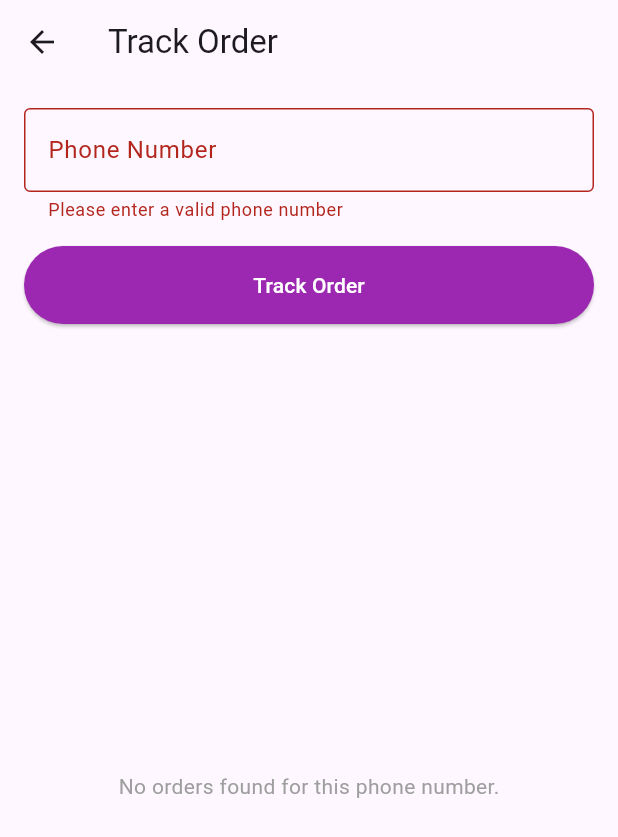
After one commit to Fardeenhimself/flutter_treatos, a Flutter app: the TrackOrderScreen screen opened directly, after a tap on "Track Order", on a phone screen of 412 x 824 dp. The commit adds this screen. Shown: the top 837 px of the screen. Run offline on Flutter 3.47's test engine with Material 3 defaults, Android fonts, the phone set to English and light mode, and no system bars; our stand-ins replace carousel_slider, flutter_riverpod, font_awesome_flutter, persistent_bottom_nav_bar, sqflite; accounts and stored records are empty; network calls fail.

Commit message:
order going to db and tracking order completed

```diff
--- /dev/null
+++ b/lib/models/order.dart
@@ -0,0 +1,98 @@
+class Order {
+  final String? orderId;
+  final String phone;
+  final String name;
+  final String address;
+  final double subtotal;
+  final String shippingMethod;
+  final double shippingCost;
+  final double total;
+  final String? notes;
+  final List<OrderProduct> products;
+  final String? status;
+  final String? createdAt;
+
+  Order({
+    this.orderId,
+    required this.phone,
+    required this.name,
+    required this.address,
+    required this.subtotal,
+    required this.shippingMethod,
+    required this.shippingCost,
+    required this.total,
+    this.notes,
+    required this.products,
+    this.status,
+    this.createdAt,
+  });
+
+  Map<String, dynamic> toJson() {
+    return {
+      'phone': phone,
+      'name': name,
+      'address': address,
+      'subtotal': subtotal,
+      'shipping_method': shippingMethod,
+      'shipping_cost': shippingCost,
+      'total': total,
+      'notes': notes,
+      'products': products.map((product) => product.toJson()).toList(),
+    };
+  }
+
+  factory Order.fromJson(Map<String, dynamic> json) {
+    return Order(
+      orderId: json['id']?.toString(),
+      phone: json['phone'] ?? '', // Or make nullable in the model
+      name: json['name'] ?? '',
+      address: json['address'] ?? '',
+      subtotal: double.tryParse(json['subtotal'].toString()) ?? 0.0,
+      shippingMethod: json['shipping_method'] ?? '',
+      shippingCost: double.tryParse(json['shipping_cost'].toString()) ?? 0.0,
+      total: double.tryParse(json['total'].toString()) ?? 0.0,
+      notes: json['notes'],
+      products: (json['products'] as List<dynamic>? ?? [])
+          .map((p) => OrderProduct.fromJson(p))
+          .toList(),
+      status: json['status'],
+      createdAt: json['created_at'],
+    );
+  }
+}
+
+class OrderProduct {
+  final String id;
+  final String productName;
+  final int quantity;
+  final double salePrice;
+  final double totalPrice;
+
+  OrderProduct({
+    required this.id,
+    required this.productName,
+    required this.quantity,
+    required this.salePrice,
+    required this.totalPrice,
+  });
+
+  Map<String, dynamic> toJson() {
+    return {
+      'id': id,
+      'product_name': productName,
+      'quantity': quantity,
+      'sale_price': salePrice,
+      'total_price': totalPrice,
+    };
+  }
+
+  factory OrderProduct.fromJson(Map<String, dynamic> json) {
+    return OrderProduct(
+      id: json['id']?.toString() ?? '', // fallback
+      productName: json['product_name'] ?? '',
+      quantity: int.tryParse(json['quantity'].toString()) ?? 0,
+      salePrice: double.tryParse(json['price'].toString()) ?? 0.0,
+      totalPrice: double.tryParse(json['total'].toString()) ?? 0.0,
+    );
+  }
+}
--- a/lib/providers/api_provider.dart
+++ b/lib/providers/api_provider.dart
@@ -1,6 +1,7 @@
 import 'package:flutter/cupertino.dart';
 import 'package:flutter_riverpod/flutter_riverpod.dart';
 import 'package:treatos_bd/models/category.dart';
+import 'package:treatos_bd/models/order.dart';
 import 'package:treatos_bd/models/product.dart';
 import 'package:treatos_bd/services/api_service.dart';
 
@@ -103,3 +104,53 @@ final searchProductsProvider =
         categoryId: categoryId,
       );
     });
+
+// For placing order
+final orderPlacementProvider =
+    StateNotifierProvider<OrderPlacementNotifier, AsyncValue<void>>((ref) {
+      return OrderPlacementNotifier();
+    });
+
+class OrderPlacementNotifier extends StateNotifier<AsyncValue<void>> {
+  OrderPlacementNotifier() : super(const AsyncValue.data(null));
+
+  Future<bool> placeOrder(Order order) async {
+    state = const AsyncValue.loading();
+
+    try {
+      await ApiService.placeOrder(order);
+      state = const AsyncValue.data(null);
+      return true;
+    } catch (error, stackTrace) {
+      state = AsyncValue.error(error, stackTrace);
+      return false;
+    }
+  }
+}
+
+// For tracking order
+final orderTrackingProvider =
+    StateNotifierProvider<OrderTrackingNotifier, AsyncValue<List<Order>>>((
+      ref,
+    ) {
+      return OrderTrackingNotifier();
+    });
+
+class OrderTrackingNotifier extends StateNotifier<AsyncValue<List<Order>>> {
+  OrderTrackingNotifier() : super(const AsyncValue.data([]));
+
+  Future<void> trackOrder(String phone) async {
+    state = const AsyncValue.loading();
+
+    try {
+      final orders = await ApiService.trackOrder(phone);
+      state = AsyncValue.data(orders);
+    } catch (error, stackTrace) {
+      state = AsyncValue.error(error, stackTrace);
+    }
+  }
+
+  void clearTracking() {
+    state = const AsyncValue.data([]);
+  }
+}
--- a/lib/screens/cart_screen.dart
+++ b/lib/screens/cart_screen.dart
@@ -16,6 +16,7 @@ class CartScreen extends ConsumerWidget {
   Widget build(BuildContext context, WidgetRef ref) {
     final cartItems = ref.watch(cartProvider);
     final shippingCost = ref.watch(shippingCostProvider);
+
 
     // Calculate subtotal
     double subtotal = 0;
--- /dev/null
+++ b/lib/screens/tracking_order.dart
@@ -0,0 +1,161 @@
+import 'package:flutter/material.dart';
+import 'package:flutter_riverpod/flutter_riverpod.dart';
+import 'package:treatos_bd/providers/api_provider.dart';
+
+class TrackOrderScreen extends ConsumerStatefulWidget {
+  const TrackOrderScreen({super.key});
+
+  @override
+  ConsumerState<TrackOrderScreen> createState() => _TrackOrderScreenState();
+}
+
+class _TrackOrderScreenState extends ConsumerState<TrackOrderScreen> {
+  final _phoneController = TextEditingController();
+  final _formKey = GlobalKey<FormState>();
+
+  @override
+  void dispose() {
+    _phoneController.dispose();
+    super.dispose();
+  }
+
+  @override
+  Widget build(BuildContext context) {
+    final trackingState = ref.watch(orderTrackingProvider);
+
+    return Scaffold(
+      appBar: AppBar(title: const Text('Track Order')),
+      body: Padding(
+        padding: const EdgeInsets.all(16.0),
+        child: Column(
+          crossAxisAlignment: CrossAxisAlignment.stretch,
+          children: [
+            Form(
+              key: _formKey,
+              child: TextFormField(
+                controller: _phoneController,
+                decoration: const InputDecoration(
+                  labelText: 'Phone Number',
+                  border: OutlineInputBorder(),
+                ),
+                keyboardType: TextInputType.phone,
+                validator: (value) {
+                  if (value == null || value.isEmpty || value.length < 11) {
+                    return 'Please enter a valid phone number';
+                  }
+                  return null;
+                },
+              ),
+            ),
+            const SizedBox(height: 16),
+            ElevatedButton(
+              onPressed: trackingState.isLoading
+                  ? null
+                  : () {
+                      if (_formKey.currentState!.validate()) {
+                        ref
+                            .read(orderTrackingProvider.notifier)
+                            .trackOrder(_phoneController.text);
+                      }
+                    },
+              style: ElevatedButton.styleFrom(
+                padding: const EdgeInsets.symmetric(vertical: 16),
+                backgroundColor: Colors.purple,
+              ),
+              child: trackingState.isLoading
+                  ? const SizedBox(
+                      height: 20,
+                      width: 20,
+                      child: CircularProgressIndicator(color: Colors.white),
+                    )
+                  : const Text(
+                      'Track Order',
+                      style: TextStyle(color: Colors.white),
+                    ),
+            ),
+            const SizedBox(height: 24),
+            Expanded(
+              child: trackingState.when(
+                data: (orders) {
+                  if (orders.isEmpty) {
+                    return const Center(
+                      child: Text(
+                        'No orders found for this phone number.',
+                        style: TextStyle(color: Colors.grey),
+                      ),
+                    );
+                  }
+
+                  return ListView.builder(
+                    itemCount: orders.length,
+                    itemBuilder: (context, index) {
+                      final order = orders[index];
+                      return Card(
+                        margin: const EdgeInsets.symmetric(vertical: 8),
+                        child: Padding(
+                          padding: const EdgeInsets.all(16),
+                          child: Column(
+                            crossAxisAlignment: CrossAxisAlignment.start,
+                            children: [
+                              Text(
+                                'Order #${order.orderId}',
+                                style: Theme.of(context).textTheme.titleLarge,
+                              ),
+                              const Divider(),
+                              _buildOrderInfo('Status', order.status ?? 'N/A'),
+                              _buildOrderInfo(
+                                'Total',
+                                '৳${order.total?.toStringAsFixed(2) ?? 'N/A'}',
+                              ),
+                              if (order.address != null) ...[
+                                const SizedBox(height: 8),
+                                const Text(
+                                  'Delivery Address:',
+                                  style: TextStyle(
+                                    fontWeight: FontWeight.bold,
+                                    color: Colors.grey,
+                                  ),
+                                ),
+                                Text(order.address!),
+                              ],
+                            ],
+                          ),
+                        ),
+                      );
+                    },
+                  );
+                },
+                loading: () => const Center(child: CircularProgressIndicator()),
+                error: (error, _) => Center(
+                  child: Text(
+                    'Error: ${error.toString()}',
+                    style: const TextStyle(color: Colors.red),
+                  ),
+                ),
+              ),
+            ),
+          ],
+        ),
+      ),
+    );
+  }
+
+  Widget _buildOrderInfo(String label, String value) {
+    return Padding(
+      padding: const EdgeInsets.symmetric(vertical: 8),
+      child: Row(
+        mainAxisAlignment: MainAxisAlignment.spaceBetween,
+        children: [
+          Text(
+            label,
+            style: const TextStyle(
+              fontWeight: FontWeight.bold,
+              color: Colors.grey,
+            ),
+          ),
+          Text(value, style: const TextStyle(fontWeight: FontWeight.bold)),
+        ],
+      ),
+    );
+  }
+}
--- a/lib/services/api_service.dart
+++ b/lib/services/api_service.dart
@@ -1,6 +1,7 @@
 import 'dart:convert';
 import 'package:http/http.dart' as http;
 import 'package:treatos_bd/models/category.dart';
+import 'package:treatos_bd/models/order.dart';
 import 'package:treatos_bd/models/product.dart';
 
 class ApiService {
@@ -120,4 +121,58 @@ class ApiService {
       throw Exception('Failed to load products');
     }
   }
+
+  // For placing order
+  static Future<Map<String, dynamic>> placeOrder(Order order) async {
+    final response = await http.post(
+      Uri.parse('https://pos.theabacuses.com/api/checkout'),
+      headers: {'Content-Type': 'application/json'},
+      body: jsonEncode(order.toJson()),
+    );
+
+    if (response.statusCode == 200) {
+      return jsonDecode(response.body);
+    } else {
+      throw Exception(
+        'Failed to place order. Status code: ${response.statusCode}',
+      );
+    }
+  }
+
+  // For tracking order
+  static Future<List<Order>> trackOrder(String phone) async {
+    try {
+      print('Tracking order for phone: $phone');
+
+      final uri = Uri.parse(
+        'https://pos.theabacuses.com/api/track/phone',
+      ).replace(queryParameters: {'phone': phone});
+
+      final response = await http.get(
+        uri,
+        headers: {'Accept': 'application/json'},
+      );
+
+      print('Track order response status: ${response.statusCode}');
+      print('Track order response body: ${response.body}');
+
+      if (response.statusCode == 200) {
+        final json = jsonDecode(response.body);
+        final ordersJson = json['orders'] as List<dynamic>;
+
+        return ordersJson
+            .map((orderJson) => Order.fromJson(orderJson))
+            .toList();
+      } else {
+        throw Exception(
+          'Failed to track order. Status: ${response.statusCode}, '
+          'Response: ${response.body}',
+        );
+      }
+    } catch (e, stackTrace) {
+      print('Error tracking order: $e');
+      print('Stack trace: $stackTrace');
+      rethrow;
+    }
+  }
 }
```
Also changed, not shown: lib/screens/checkout_screen.dart (+54 -8 lines), lib/widgets/main_drawer.dart (+8 -1 lines).
